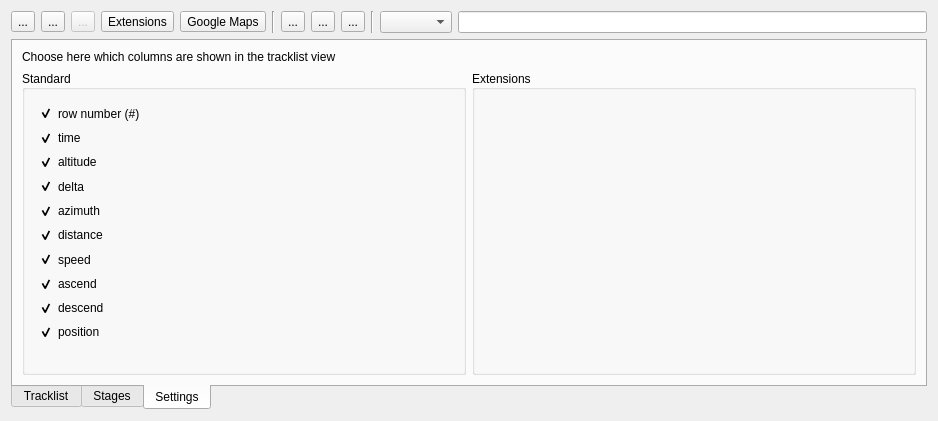
First picture: the form in src/ITrackEditWidget.ui, repository ntruchsess/QLandkarteGT, before the edit.
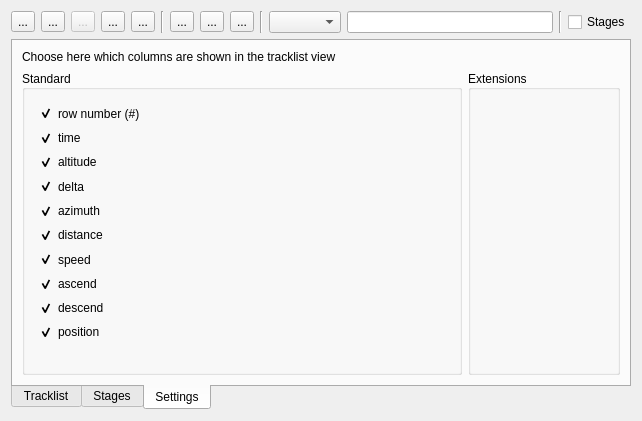
Second picture: the form after the edit. The open tabs and pages were chosen to show the change.

Commit message: * make stages of tracks an option * optimize speed to display stages of track * add waypoint via profile plot

What changed in the file:
```diff
--- a/src/ITrackEditWidget.ui
+++ b/src/ITrackEditWidget.ui
@@ -6,7 +6,7 @@
    <rect>
     <x>0</x>
     <y>0</y>
-    <width>938</width>
+    <width>642</width>
     <height>421</height>
    </rect>
   </property>
@@ -97,7 +97,7 @@
         <string>Toggle extensions statistics view over time</string>
        </property>
        <property name="text">
-        <string>Extensions</string>
+        <string>...</string>
        </property>
        <property name="checkable">
         <bool>true</bool>
@@ -116,7 +116,7 @@
         <string>Show the track on Google Maps</string>
        </property>
        <property name="text">
-        <string>Google Maps</string>
+        <string>...</string>
        </property>
       </widget>
      </item>
@@ -174,6 +174,20 @@
        </property>
       </widget>
      </item>
+     <item>
+      <widget class="Line" name="line_3">
+       <property name="orientation">
+        <enum>Qt::Vertical</enum>
+       </property>
+      </widget>
+     </item>
+     <item>
+      <widget class="QCheckBox" name="checkStages">
+       <property name="text">
+        <string>Stages</string>
+       </property>
+      </widget>
+     </item>
     </layout>
    </item>
    <item row="1" column="0">
@@ -710,8 +724,8 @@
                 <rect>
                  <x>0</x>
                  <y>0</y>
-                 <width>438</width>
-                 <height>269</height>
+                 <width>24</width>
+                 <height>18</height>
                 </rect>
                </property>
                <layout class="QVBoxLayout" name="verticalLayout_Extensions"/>
```
The commit also changes 9 other files.
